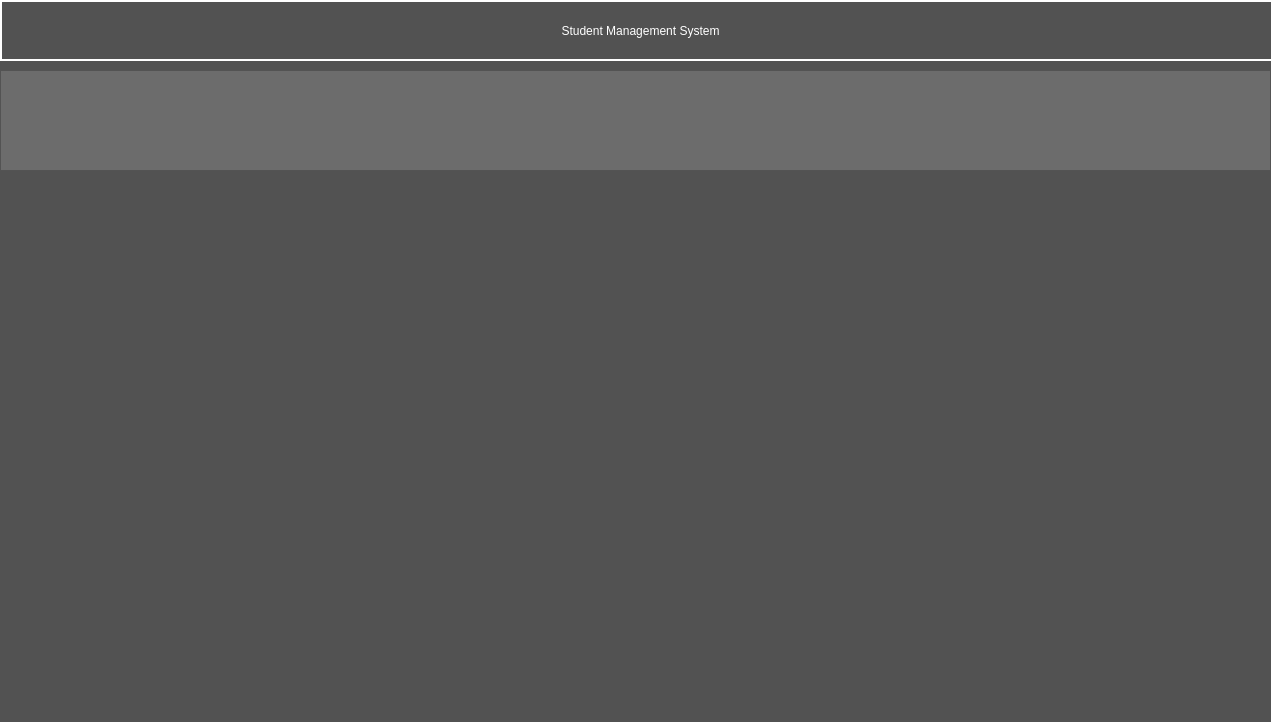
First picture: the form in managemenwindow.ui, repository ace-m-s/Student_Management_System, before the edit.
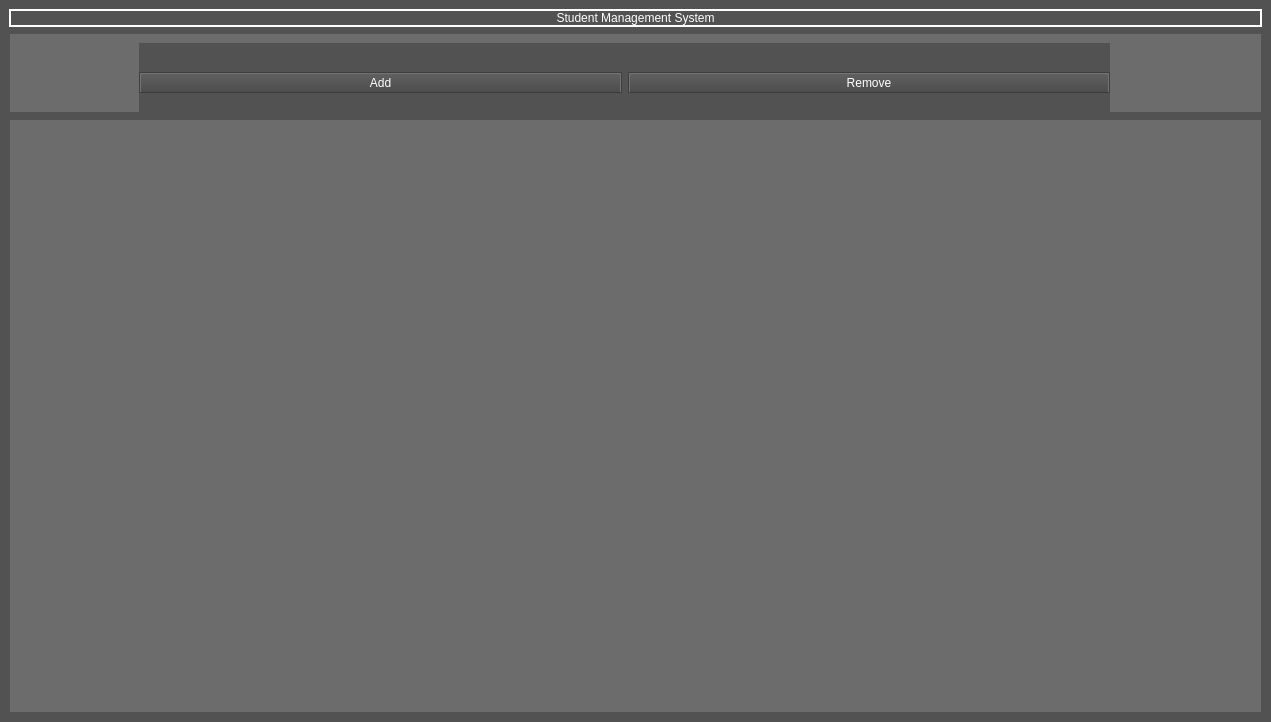
Second picture: the form after the edit.

Commit message:
Messed around with the UI a little
At this stage, the UI looks really ugly, I'll design an interface, and then re-make theUI from scratch

The edit to the form file:
```diff
--- a/managemenwindow.ui
+++ b/managemenwindow.ui
@@ -206,15 +206,9 @@
 }</string>
   </property>
   <widget class="QWidget" name="centralwidget">
+   <layout class="QGridLayout" name="gridLayout">
+    <item row="0" column="0">
    <widget class="QLabel" name="HotelLabel">
-    <property name="geometry">
-     <rect>
-      <x>0</x>
-      <y>0</y>
-      <width>1281</width>
-      <height>61</height>
-     </rect>
-    </property>
     <property name="sizePolicy">
      <sizepolicy hsizetype="Preferred" vsizetype="Preferred">
       <horstretch>0</horstretch>
@@ -234,14 +228,23 @@
      <set>Qt::AlignCenter</set>
     </property>
    </widget>
+    </item>
+    <item row="2" column="0">
+     <widget class="QTableView" name="DataTable">
+      <property name="styleSheet">
+       <string notr="true">QTableView {
+		background-color: rgb(108, 108, 108);
+}</string>
+      </property>
+     </widget>
+    </item>
+    <item row="1" column="0">
    <widget class="QFrame" name="ActionsHolder">
-    <property name="geometry">
-     <rect>
-      <x>0</x>
-      <y>70</y>
-      <width>1271</width>
-      <height>101</height>
-     </rect>
+      <property name="minimumSize">
+       <size>
+        <width>0</width>
+        <height>80</height>
+       </size>
     </property>
     <property name="styleSheet">
      <string notr="true">QFrame{
@@ -254,7 +257,35 @@
     <property name="frameShadow">
      <enum>QFrame::Raised</enum>
     </property>
-   </widget>
+      <widget class="QWidget" name="horizontalLayoutWidget">
+       <property name="geometry">
+        <rect>
+         <x>130</x>
+         <y>10</y>
+         <width>971</width>
+         <height>80</height>
+        </rect>
+       </property>
+       <layout class="QHBoxLayout" name="ActionButtons">
+        <item>
+         <widget class="QPushButton" name="AddStudent">
+          <property name="text">
+           <string>Add</string>
+          </property>
+         </widget>
+        </item>
+        <item>
+         <widget class="QPushButton" name="RemoveStudent">
+          <property name="text">
+           <string>Remove</string>
+          </property>
+         </widget>
+        </item>
+       </layout>
+      </widget>
+     </widget>
+    </item>
+   </layout>
   </widget>
  </widget>
  <resources/>
```
Lines whose indentation alone changed are shown as unchanged.
